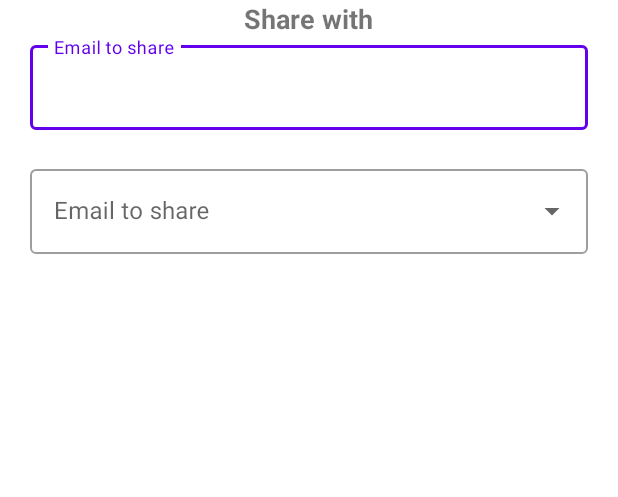
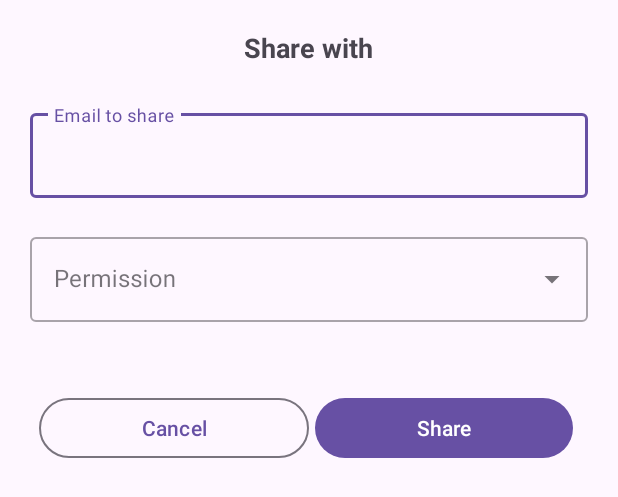
Before and after one commit to GroupXAndroid/SimpleNote, an Android app: the layout layout_share_note.xml on its own in the app's theme, with its tools: preview values and no code run, on a phone screen of 412 x 824 dp. Shown: the top 497 px of the screen. Run offline under Robolectric (Android 15) with nearby library versions, the phone set to English and light mode, and no system bars.

Commit message:
Adding material3 theme

```diff
--- a/app/src/main/java/com/groupx/simplenote/fragment/ShareNoteFragment.java
+++ b/app/src/main/java/com/groupx/simplenote/fragment/ShareNoteFragment.java
@@ -21,6 +21,10 @@ public class ShareNoteFragment extends BottomSheetDialogFragment {
     private CreateNoteActivity activity;
 
     private AutoCompleteTextView atcSharingPermisson;
+
+    private final static String[] permissons = new String[]{
+            Const.Permission.EDIT, Const.Permission.VIEW
+    };
 
     public ShareNoteFragment(CreateNoteActivity activity) {
         this.activity = activity;
@@ -50,10 +54,6 @@ public class ShareNoteFragment extends BottomSheetDialogFragment {
                 Toast.makeText(getContext(), item, Toast.LENGTH_SHORT).show();
             }
         });
-
     }
 
-    private final static String[] permissons = new String[]{
-            Const.Permission.EDIT, Const.Permission.VIEW
-    };
 }
--- a/app/src/main/res/layout/layout_share_note.xml
+++ b/app/src/main/res/layout/layout_share_note.xml
@@ -1,6 +1,7 @@
 <?xml version="1.0" encoding="utf-8"?>
 <LinearLayout xmlns:android="http://schemas.android.com/apk/res/android"
     xmlns:app="http://schemas.android.com/apk/res-auto"
+    android:theme="@style/Theme.Material3.Light"
     android:layout_width="match_parent"
     android:layout_height="match_parent"
     android:gravity="center_horizontal"
@@ -11,9 +12,11 @@
     <TextView
         android:layout_width="wrap_content"
         android:layout_height="wrap_content"
-        android:text="Share with"
+        android:text="@string/share_with"
         android:textSize="@dimen/_14ssp"
-        android:textStyle="bold" />
+        android:textStyle="bold"
+        android:layout_marginTop="@dimen/_15sdp"
+        android:layout_marginBottom="@dimen/_20sdp"/>
 
     <com.google.android.material.textfield.TextInputLayout
         style="@style/Widget.MaterialComponents.TextInputLayout.OutlinedBox"
@@ -21,7 +24,7 @@
         android:layout_height="wrap_content"
         android:layout_marginStart="@dimen/_10sdp"
         android:layout_marginEnd="@dimen/_10sdp"
-        android:hint="Email to share"
+        android:hint="@string/email_to_share"
         app:boxBackgroundMode="outline"
         app:errorEnabled="true">
 
@@ -38,9 +41,10 @@
         android:layout_height="wrap_content"
         android:layout_marginStart="@dimen/_10sdp"
         android:layout_marginEnd="@dimen/_10sdp"
-        android:hint="Email to share"
+        android:hint="@string/permission"
         app:boxBackgroundMode="outline"
         app:errorEnabled="true">
+
         <AutoCompleteTextView
             android:id="@+id/autoCompleteNoteSharingPermission"
             android:layout_width="match_parent"
@@ -48,4 +52,29 @@
             android:inputType="none" />
 
 
-</com.google.android.material.textfield.TextInputLayout></LinearLayout>
+    </com.google.android.material.textfield.TextInputLayout>
+    <LinearLayout
+        android:layout_width="match_parent"
+        android:layout_height="wrap_content"
+        android:layout_marginTop="@dimen/_20sdp"
+        android:layout_marginStart="@dimen/_15sdp"
+        android:layout_marginEnd="@dimen/_15sdp">
+        <Button
+            style="@style/Widget.Material3.Button.OutlinedButton"
+            android:id="@+id/buttonShareCancel"
+            android:layout_width="0dp"
+            android:layout_height="wrap_content"
+            android:text="@string/cancel"
+            android:layout_weight="0.50"
+            />
+        <Button
+            style="@style/Widget.Material3.Button.IconButton.Filled"
+            android:id="@+id/buttonShare"
+            android:layout_width="0dp"
+            android:layout_height="wrap_content"
+            android:text="@string/share"
+            android:layout_weight="0.50"
+            />
+    </LinearLayout>
+
+</LinearLayout>
--- a/app/src/main/res/values/strings.xml
+++ b/app/src/main/res/values/strings.xml
@@ -18,4 +18,7 @@
     <string name="comment">Comment:</string>
     <string name="send">Send</string>
     <string name="share">Share</string>
+    <string name="permission">Permission</string>
+    <string name="email_to_share">Email to share</string>
+    <string name="share_with">Share with</string>
 </resources>
--- a/app/src/main/res/values/themes.xml
+++ b/app/src/main/res/values/themes.xml
@@ -1,6 +1,6 @@
 <resources xmlns:tools="http://schemas.android.com/tools">
     <!-- Base application theme. -->
-    <style name="Theme.SimpleNote" parent="Theme.MaterialComponents.Light.NoActionBar">
+    <style name="Theme.SimpleNote" parent="Theme.Material3.Light.NoActionBar">
         <!-- Primary brand color. -->
         <item name="colorPrimary">@color/purple_500</item>
         <item name="colorPrimaryVariant">@color/purple_700</item>
@@ -10,7 +10,7 @@
         <item name="colorSecondaryVariant">@color/teal_700</item>
         <item name="colorOnSecondary">@color/black</item>
         <!-- StatusPermission bar color. -->
-        <item name="android:statusBarColor">@null</item>
+        <item name="android:statusBarColor">@color/white</item>
         <!-- Customize your theme here. -->
     </style>
 </resources>
```
